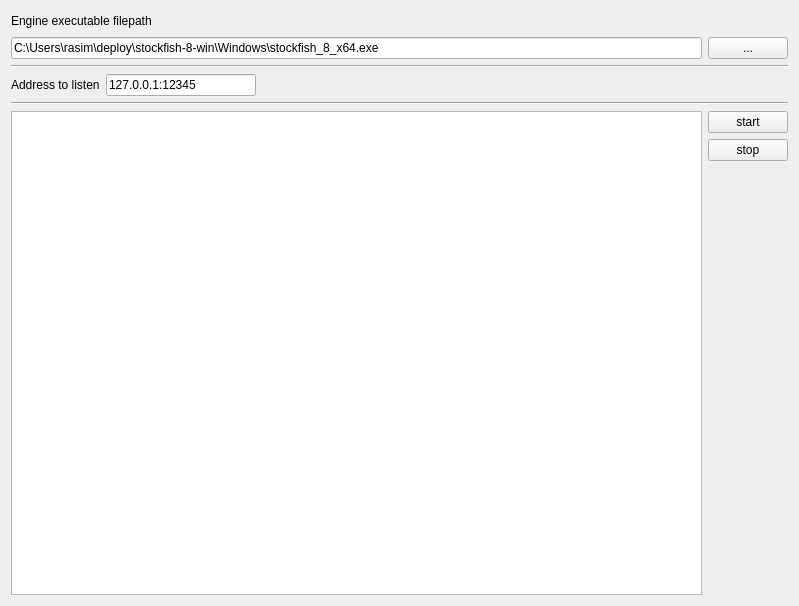
rasimv/uci-network-proxy, file unp-server/mainwindow.ui: the form before one commit.
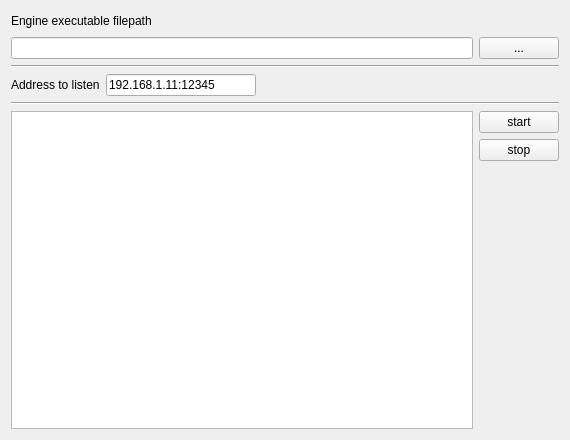
The form after the commit.

Commit message: Add "dependency" on qtnetwork to the server qt project

What changed in the file:
```diff
--- a/unp-server/mainwindow.ui
+++ b/unp-server/mainwindow.ui
@@ -6,8 +6,8 @@
    <rect>
     <x>0</x>
     <y>0</y>
-    <width>799</width>
-    <height>606</height>
+    <width>570</width>
+    <height>440</height>
    </rect>
   </property>
   <property name="windowTitle">
@@ -45,7 +45,6 @@
        <item>
         <widget class="QLineEdit" name="lineEdit_engineExecutableFilepath">
          <property name="text">
-          <string>C:\Users\rasim\deploy\stockfish-8-win\Windows\stockfish_8_x64.exe</string>
          </property>
         </widget>
        </item>
@@ -89,7 +88,7 @@
           </size>
          </property>
          <property name="text">
-          <string>127.0.0.1:12345</string>
+          <string>192.168.1.11:12345</string>
          </property>
         </widget>
        </item>
```
The commit also changes 2 other files.
